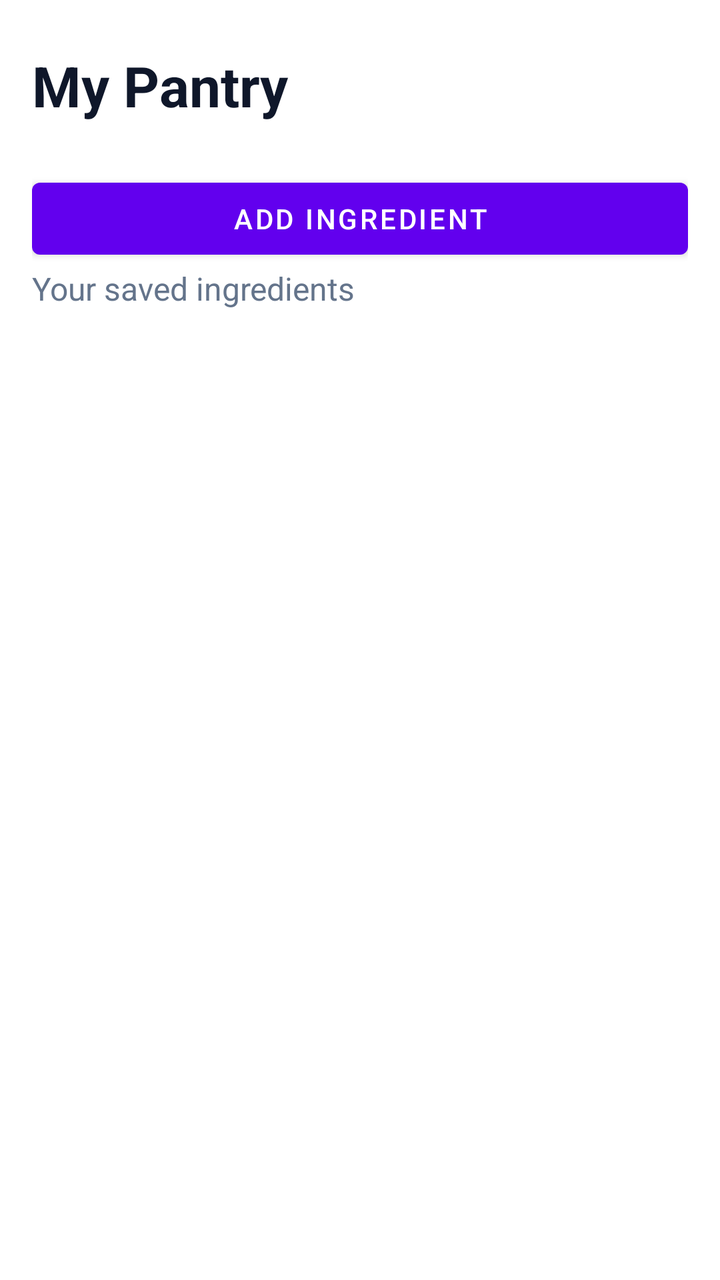
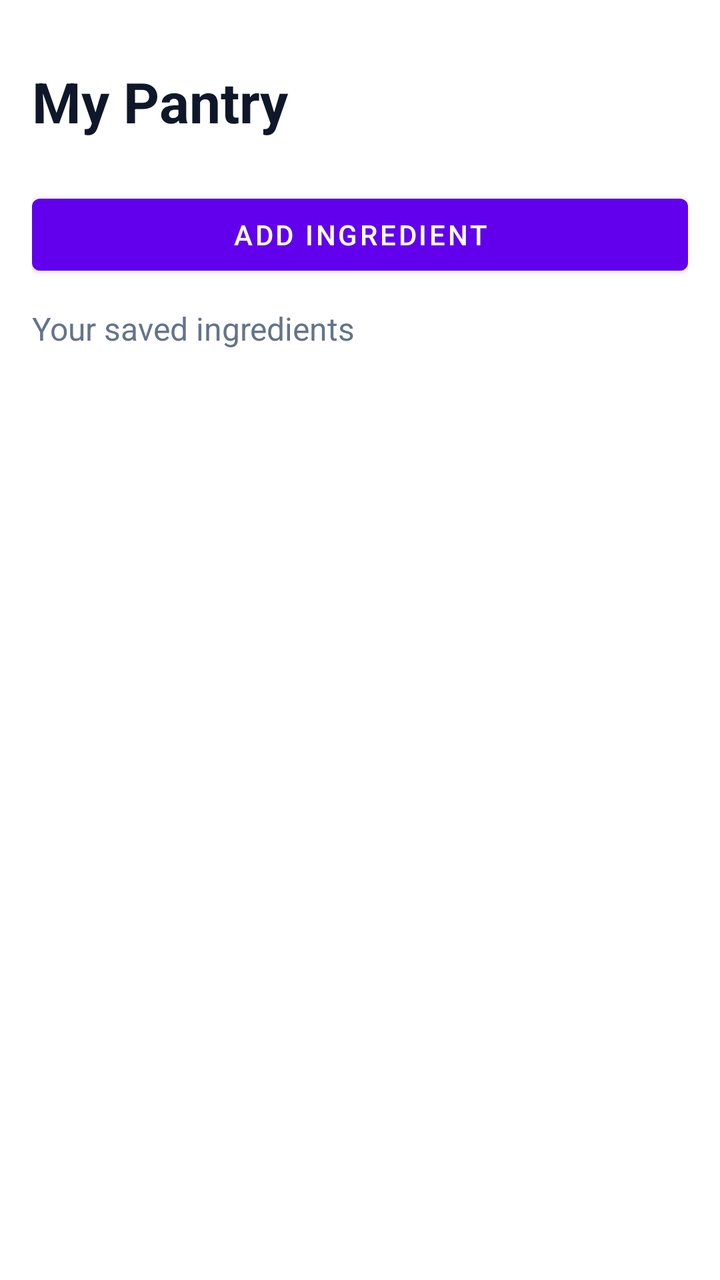

Compare the two renders of this Android layout. The source of the first and the diff that turns it into the second are given below.
<!-- AndroidManifest.xml: application theme Theme.SmartPantryManagement -->
<!-- res/layout/activity_main.xml -->
<?xml version="1.0" encoding="utf-8"?>
<LinearLayout xmlns:android="http://schemas.android.com/apk/res/android"
    android:id="@+id/main"
    android:layout_width="match_parent"
    android:layout_height="match_parent"
    android:orientation="vertical"
    android:padding="16dp"
    android:background="#FFFFFF">

    <TextView
        android:id="@+id/textPantryTitle"
        android:layout_width="match_parent"
        android:layout_height="wrap_content"
        android:text="My Pantry"
        android:textSize="28sp"
        android:textStyle="bold"
        android:textColor="#0F172A"
        android:visibility="visible"
        android:layout_marginTop="8dp"
        android:layout_marginBottom="8dp" />

    <Button
        android:id="@+id/buttonAddIngredient"
        android:layout_width="match_parent"
        android:layout_height="wrap_content"
        android:text="Add Ingredient"
        android:layout_marginTop="16dp" />



    <TextView
        android:id="@+id/textPantrySubtitle"
        android:layout_width="match_parent"
        android:layout_height="wrap_content"
        android:text="Your saved ingredients"
        android:textSize="16sp"
        android:textColor="#64748B"
        android:layout_marginBottom="16dp" />

    <TextView
        android:id="@+id/textEmptyPantry"
        android:layout_width="match_parent"
        android:layout_height="wrap_content"
        android:text="Your pantry is empty. Add an ingredient to get started."
        android:textSize="16sp"
        android:textColor="#64748B"
        android:gravity="center"
        android:padding="24dp"
        android:visibility="gone" />

    <androidx.recyclerview.widget.RecyclerView
        android:id="@+id/recyclerPantry"
        android:layout_width="match_parent"
        android:layout_height="0dp"
        android:layout_weight="1"
        android:clipToPadding="false"
        android:paddingBottom="8dp" />

</LinearLayout>
<!-- resources referenced by this layout -->
<resources>
  <style name="Theme.SmartPantryManagement" parent="Theme.MaterialComponents.DayNight.DarkActionBar">
          
          <item name="colorPrimary">@color/purple_500</item>
          <item name="colorPrimaryVariant">@color/purple_700</item>
          <item name="colorOnPrimary">@color/white</item>
          
          <item name="colorSecondary">@color/teal_200</item>
          <item name="colorSecondaryVariant">@color/teal_700</item>
          <item name="colorOnSecondary">@color/black</item>
          
          <item name="android:statusBarColor">?attr/colorPrimaryVariant</item>
          
      </style>
  <color name="purple_500">#FF6200EE</color>
  <color name="purple_700">#FF3700B3</color>
  <color name="white">#FFFFFFFF</color>
  <color name="teal_200">#FF03DAC5</color>
  <color name="teal_700">#FF018786</color>
  <color name="black">#FF000000</color>
</resources>

<!-- the commit's change to res/layout/activity_main.xml (unified diff, before → after) -->
@@ -11,41 +11,45 @@
         android:id="@+id/textPantryTitle"
         android:layout_width="match_parent"
         android:layout_height="wrap_content"
+        android:layout_marginTop="8dp"
+        android:layout_marginBottom="8dp"
+        android:paddingTop="8dp"
+        android:paddingBottom="8dp"
         android:text="My Pantry"
+        android:textColor="#0F172A"
         android:textSize="28sp"
         android:textStyle="bold"
-        android:textColor="#0F172A"
-        android:visibility="visible"
-        android:layout_marginTop="8dp"
-        android:layout_marginBottom="8dp" />
+        android:gravity="start|center_vertical"
+        android:includeFontPadding="true"
+        android:maxLines="2"
+        android:ellipsize="none" />
 
     <Button
         android:id="@+id/buttonAddIngredient"
         android:layout_width="match_parent"
         android:layout_height="wrap_content"
-        android:text="Add Ingredient"
-        android:layout_marginTop="16dp" />
-
-
+        android:layout_marginTop="8dp"
+        android:text="Add Ingredient" />
 
     <TextView
         android:id="@+id/textPantrySubtitle"
         android:layout_width="match_parent"
         android:layout_height="wrap_content"
+        android:layout_marginTop="12dp"
+        android:layout_marginBottom="12dp"
         android:text="Your saved ingredients"
         android:textSize="16sp"
-        android:textColor="#64748B"
-        android:layout_marginBottom="16dp" />
+        android:textColor="#64748B" />
 
     <TextView
         android:id="@+id/textEmptyPantry"
         android:layout_width="match_parent"
         android:layout_height="wrap_content"
+        android:gravity="center"
+        android:padding="24dp"
         android:text="Your pantry is empty. Add an ingredient to get started."
         android:textSize="16sp"
         android:textColor="#64748B"
-        android:gravity="center"
-        android:padding="24dp"
         android:visibility="gone" />
 
     <androidx.recyclerview.widget.RecyclerView
